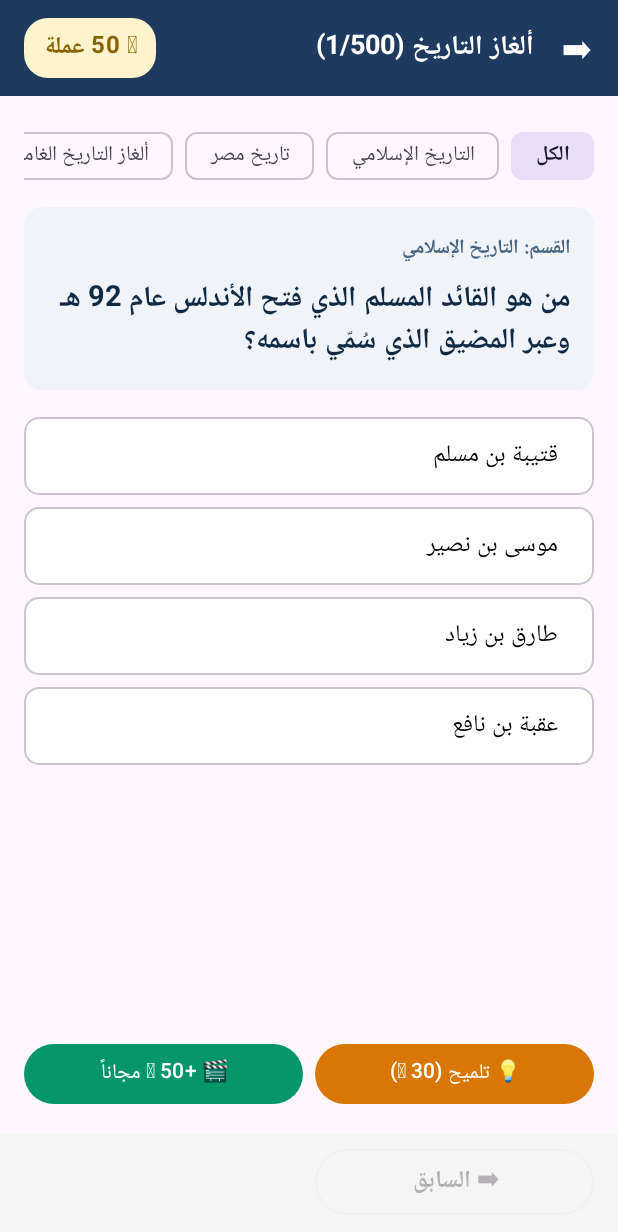
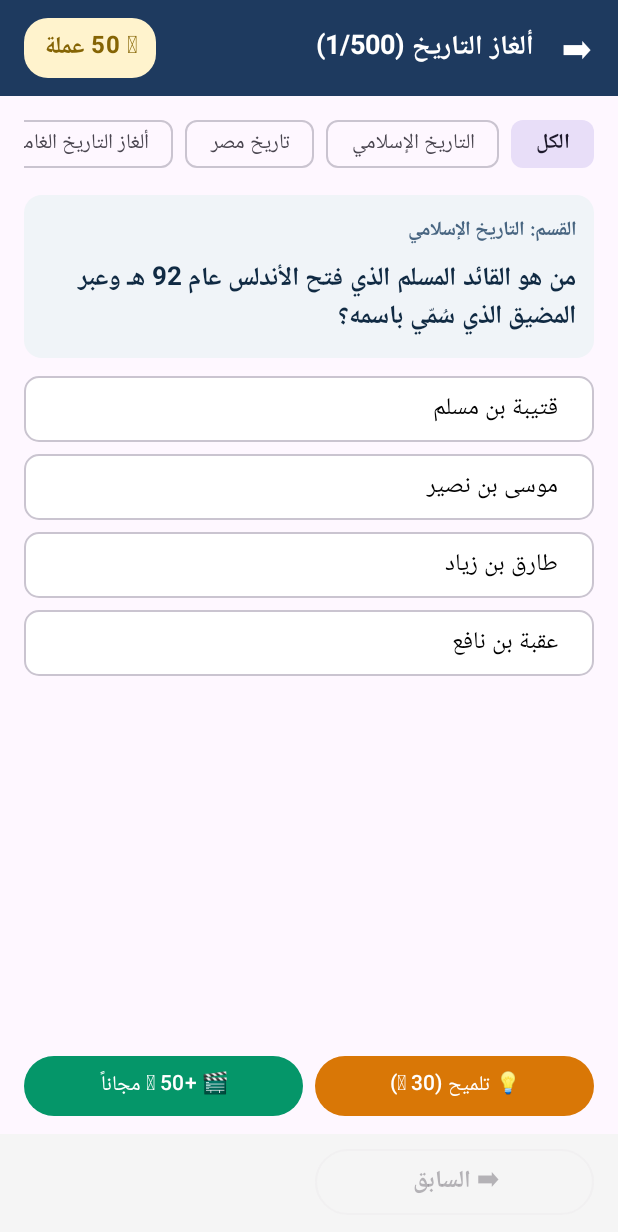
Before and after one commit to drahmedomar77/HistoryPuzzles, an Android app built with Jetpack Compose: the screen it shows after launch (MainActivity), after a tap on an icon or button, on a phone screen of 412 x 824 dp. Shown: the top 1232 px of the screen. Run offline under Robolectric (Android 15) with nearby library versions, the phone set to English and light mode, and no system bars; our stand-ins replace AdMob; pictures from the network do not load.

Commit message:
Add files via upload

```diff
--- a/app/src/main/java/com/puzzles/history/GameScreen.kt
+++ b/app/src/main/java/com/puzzles/history/GameScreen.kt
@@ -126,6 +126,14 @@ fun PuzzleGameScreen(
         }
     }
 
+    // بعد الإجابة ننزل تلقائياً لآخر الصفحة لتظهر النتيجة والمعلومة التاريخية
+    LaunchedEffect(isAnswered) {
+        if (isAnswered) {
+            kotlinx.coroutines.delay(150)
+            scrollState.animateScrollTo(scrollState.maxValue)
+        }
+    }
+
     fun resetQuestionState() {
         selectedOption = -1
         isAnswered = false
@@ -239,7 +247,7 @@ fun PuzzleGameScreen(
             modifier = Modifier
                 .fillMaxSize()
                 .padding(innerPadding)
-                .padding(16.dp)
+                .padding(horizontal = 16.dp, vertical = 8.dp)
                 .verticalScroll(scrollState),
             verticalArrangement = Arrangement.SpaceBetween
         ) {
@@ -279,7 +287,7 @@ fun PuzzleGameScreen(
                     colors = CardDefaults.cardColors(containerColor = Color(0xFFF0F4F8)),
                     shape = RoundedCornerShape(12.dp)
                 ) {
-                    Column(modifier = Modifier.padding(16.dp)) {
+                    Column(modifier = Modifier.padding(12.dp)) {
                         Text(
                             text = "القسم: ${currentPuzzle.category}",
                             fontSize = 13.sp,
@@ -289,15 +297,15 @@ fun PuzzleGameScreen(
                         Spacer(modifier = Modifier.height(6.dp))
                         Text(
                             text = currentPuzzle.question,
-                            fontSize = 19.sp,
+                            fontSize = 17.sp,
                             fontWeight = FontWeight.Bold,
                             color = Color(0xFF102A43),
-                            lineHeight = 28.sp
+                            lineHeight = 25.sp
                         )
                     }
                 }
 
-                Spacer(modifier = Modifier.height(14.dp))
+                Spacer(modifier = Modifier.height(8.dp))
 
                 // خيارات الإجابة
                 for (index in currentPuzzle.options.indices) {
@@ -325,7 +333,7 @@ fun PuzzleGameScreen(
                         },
                         modifier = Modifier
                             .fillMaxWidth()
-                            .padding(vertical = 4.dp),
+                            .padding(vertical = 2.dp),
                         shape = RoundedCornerShape(10.dp),
                         colors = ButtonDefaults.outlinedButtonColors(containerColor = buttonColor)
                     ) {
@@ -336,14 +344,14 @@ fun PuzzleGameScreen(
                             textAlign = TextAlign.Start,
                             modifier = Modifier
                                 .fillMaxWidth()
-                                .padding(vertical = 4.dp)
+                                .padding(vertical = 0.dp)
                         )
                     }
                 }
 
                 // عرض التلميح
                 if (showHint) {
-                    Spacer(modifier = Modifier.height(10.dp))
+                    Spacer(modifier = Modifier.height(6.dp))
                     Card(
                         colors = CardDefaults.cardColors(containerColor = Color(0xFFFFF8E1)),
                         modifier = Modifier.fillMaxWidth()
@@ -364,7 +372,7 @@ fun PuzzleGameScreen(
                         rewardGiven -> "✅ إجابة صحيحة! +${Progress.CORRECT_REWARD} عملة"
                         else -> "✅ إجابة صحيحة (سبق أن حللت هذا السؤال)"
                     }
-                    Spacer(modifier = Modifier.height(10.dp))
+                    Spacer(modifier = Modifier.height(6.dp))
                     Card(
                         colors = CardDefaults.cardColors(
                             containerColor = if (wasCorrect) Color(0xFFD4EDDA) else Color(0xFFFFE0CC)
@@ -380,7 +388,7 @@ fun PuzzleGameScreen(
                     }
 
                     // عرض المعلومة التاريخية بعد الإجابة
-                    Spacer(modifier = Modifier.height(10.dp))
+                    Spacer(modifier = Modifier.height(6.dp))
                     Card(
                         colors = CardDefaults.cardColors(containerColor = Color(0xFFE3F2FD)),
                         modifier = Modifier.fillMaxWidth()
@@ -394,7 +402,7 @@ fun PuzzleGameScreen(
                 }
             }
 
-            Spacer(modifier = Modifier.height(16.dp))
+            Spacer(modifier = Modifier.height(8.dp))
 
             // أزرار التلميح والمكافأة
             Row(
--- a/app/src/main/java/com/puzzles/history/Screens.kt
+++ b/app/src/main/java/com/puzzles/history/Screens.kt
@@ -66,12 +66,12 @@ private fun ScreenTitle(text: String) {
     Text(
         text = text,
         color = Color.White,
-        fontSize = 28.sp,
+        fontSize = 24.sp,
         fontWeight = FontWeight.Bold,
         textAlign = TextAlign.Center,
         modifier = Modifier
             .fillMaxWidth()
-            .padding(top = 16.dp, bottom = 16.dp)
+            .padding(top = 8.dp, bottom = 10.dp)
     )
 }
 
@@ -138,23 +138,23 @@ private fun ModeCard(
     Box(
         modifier = Modifier
             .fillMaxWidth()
-            .clip(RoundedCornerShape(24.dp))
+            .clip(RoundedCornerShape(20.dp))
             .background(Brush.horizontalGradient(listOf(from, to)))
             .clickable(onClick = onClick)
-            .padding(horizontal = 20.dp, vertical = 22.dp)
+            .padding(horizontal = 18.dp, vertical = 10.dp)
     ) {
         Row(verticalAlignment = Alignment.CenterVertically) {
-            Text(text = emoji, fontSize = 40.sp)
-            Spacer(modifier = Modifier.width(16.dp))
+            Text(text = emoji, fontSize = 30.sp)
+            Spacer(modifier = Modifier.width(14.dp))
             Column(modifier = Modifier.weight(1f)) {
                 Text(
                     text = title,
                     color = Color.White,
-                    fontSize = 22.sp,
+                    fontSize = 18.sp,
                     fontWeight = FontWeight.Bold
                 )
-                Spacer(modifier = Modifier.height(4.dp))
-                Text(text = subtitle, color = Color.White.copy(alpha = 0.9f), fontSize = 14.sp)
+                Spacer(modifier = Modifier.height(2.dp))
+                Text(text = subtitle, color = Color.White.copy(alpha = 0.9f), fontSize = 12.sp)
             }
             Text(text = "❮", color = Color.White, fontSize = 22.sp)
         }
@@ -174,16 +174,16 @@ fun HomeScreen(progress: Progress, onPlay: (String) -> Unit) {
     ) {
         ScreenTitle("🏛️ ألغاز التاريخ")
         StatsRow(progress)
-        Spacer(modifier = Modifier.height(14.dp))
+        Spacer(modifier = Modifier.height(8.dp))
         Text(
             text = "مستواك: ${progress.rankTitle()}",
             color = Color.White,
-            fontSize = 20.sp,
+            fontSize = 17.sp,
             fontWeight = FontWeight.Bold,
             textAlign = TextAlign.Center,
             modifier = Modifier.fillMaxWidth()
         )
-        Spacer(modifier = Modifier.height(18.dp))
+        Spacer(modifier = Modifier.height(10.dp))
 
         ModeCard(
             emoji = "🎯",
@@ -195,7 +195,7 @@ fun HomeScreen(progress: Progress, onPlay: (String) -> Unit) {
         )
 
         progress.categories.forEachIndexed { i, category ->
-            Spacer(modifier = Modifier.height(12.dp))
+            Spacer(modifier = Modifier.height(8.dp))
             val colors = CARD_COLORS[i % CARD_COLORS.size]
             ModeCard(
                 emoji = categoryEmoji(category),
@@ -207,15 +207,7 @@ fun HomeScreen(progress: Progress, onPlay: (String) -> Unit) {
             )
         }
 
-        Spacer(modifier = Modifier.height(16.dp))
-        Text(
-            text = "تنبيه: الأسئلة للتسلية والتعلّم، وقد تختلف بعض التفاصيل التاريخية بين المصادر.",
-            color = Color.White.copy(alpha = 0.5f),
-            fontSize = 12.sp,
-            textAlign = TextAlign.Center,
-            modifier = Modifier.fillMaxWidth()
-        )
-        Spacer(modifier = Modifier.height(16.dp))
+        Spacer(modifier = Modifier.height(8.dp))
     }
 }
 
```
